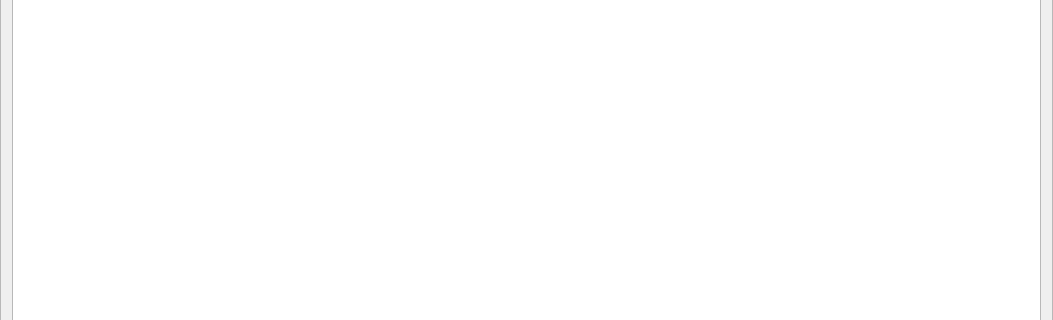
Before: the Qt Designer form quickiewebbot/ui/main_frame.ui in andrascii/RiveSolutions_SEO_Spider, drawn with Qt 5; both pictures show x 0 to 1053 and y 239 to 559 of the 1053 by 772 pixel window.
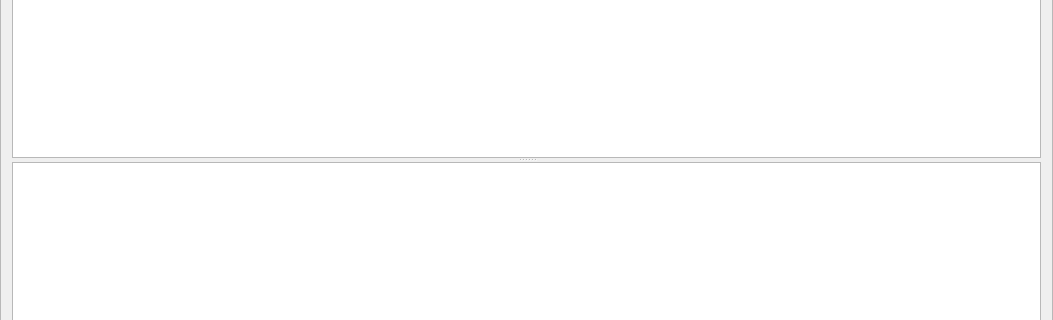
After: the same form once the commit is applied. Icons and pictures are not drawn.

The edit to the form file:
```diff
--- a/quickiewebbot/ui/main_frame.ui
+++ b/quickiewebbot/ui/main_frame.ui
@@ -143,10 +143,16 @@
       <widget class="QWidget" name="crawlingPage">
        <layout class="QVBoxLayout" name="verticalLayout_2">
         <item>
+         <widget class="QSplitter" name="splitter">
+          <property name="orientation">
+           <enum>Qt::Vertical</enum>
+          </property>
          <widget class="QTableView" name="crawlingTableView">
           <attribute name="verticalHeaderVisible">
            <bool>false</bool>
           </attribute>
+          </widget>
+          <widget class="QTableView" name="tableView"/>
          </widget>
         </item>
        </layout>
```
Lines whose indentation alone changed are shown as unchanged.
